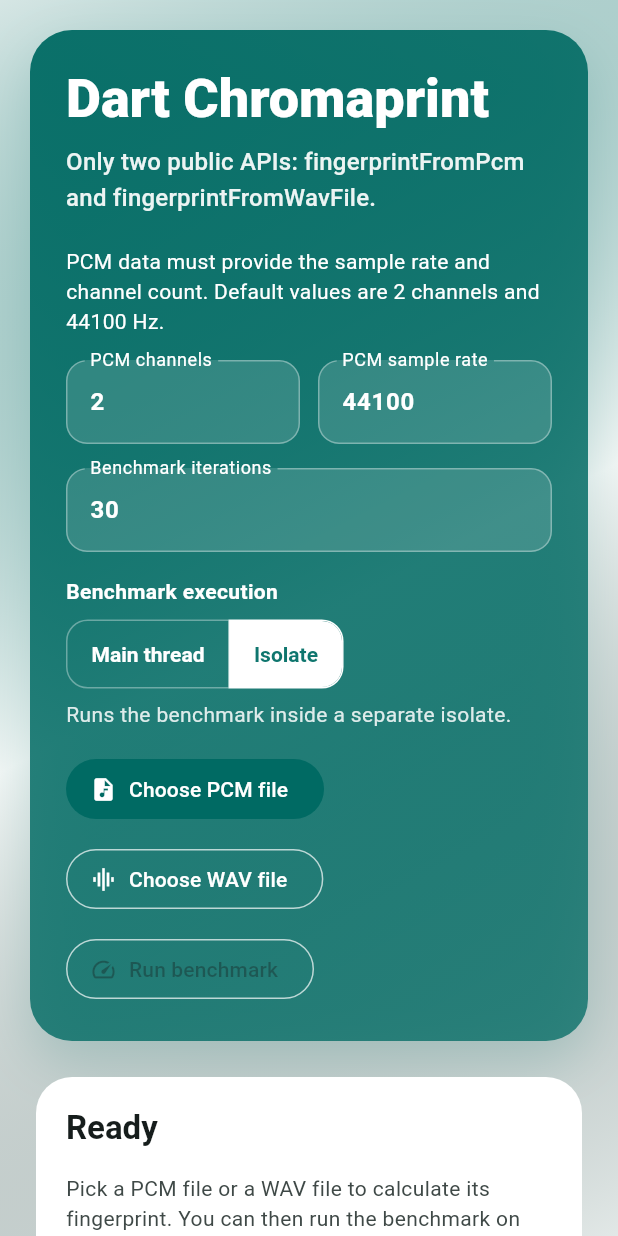
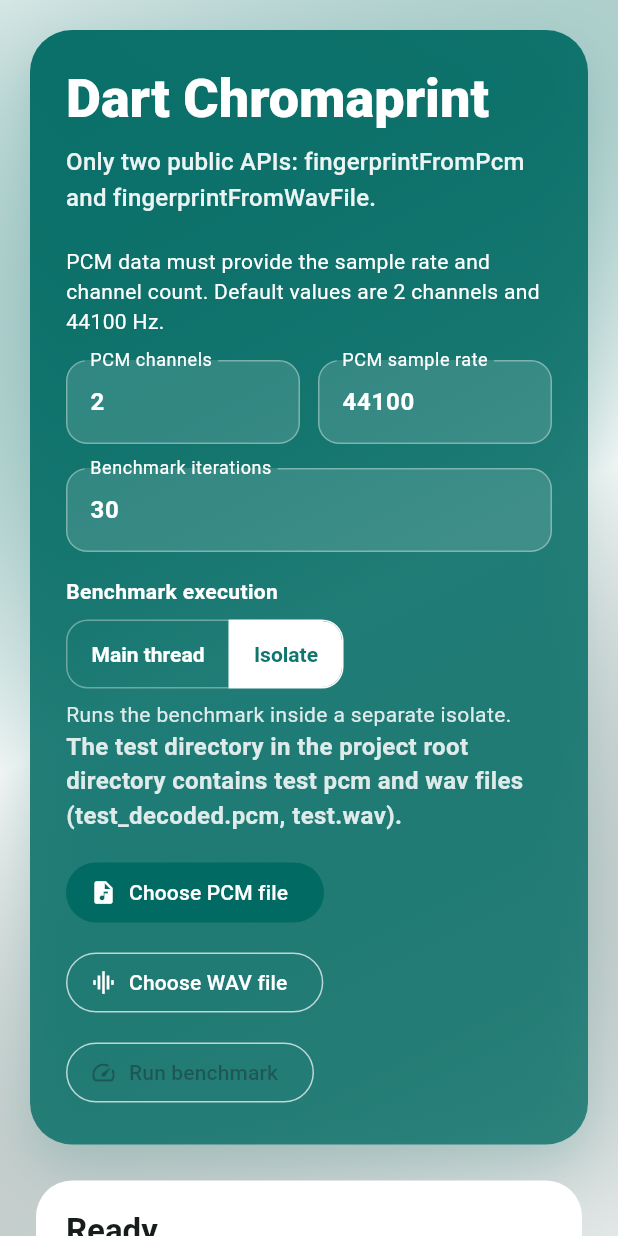
Before and after one commit to axel10/dart_chromaprint, a Flutter app: the screen it shows after launch, on a phone screen of 412 x 824 dp. Run offline on Flutter 3.47's test engine with Material 3 defaults, Android fonts, the phone set to English and light mode, and no system bars; our stand-ins replace file_picker, plugin_platform_interface, web; missing offline and left inert: fftea.

Commit message:
修改文字提示

```diff
--- a/example/lib/main.dart
+++ b/example/lib/main.dart
@@ -681,6 +681,11 @@ class _BenchmarkModeSelector extends StatelessWidget {
               : 'Runs the benchmark inside a separate isolate.',
           style: TextStyle(color: Colors.white.withValues(alpha: 0.85)),
         ),
+
+        Text(
+          'The test directory in the project root directory contains test pcm and wav files (test_decoded.pcm, test.wav).',
+          style: TextStyle(color: Colors.white.withValues(alpha: 0.85),fontSize: 16,fontWeight: FontWeight.w700),
+        ),
       ],
     );
   }
```
